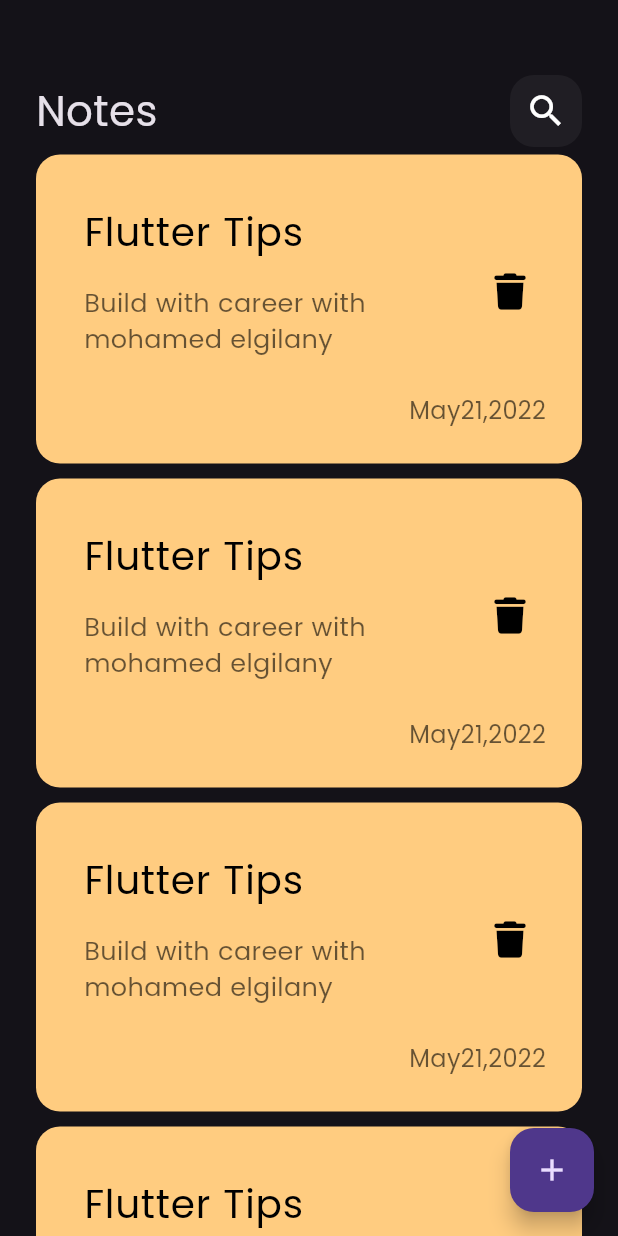
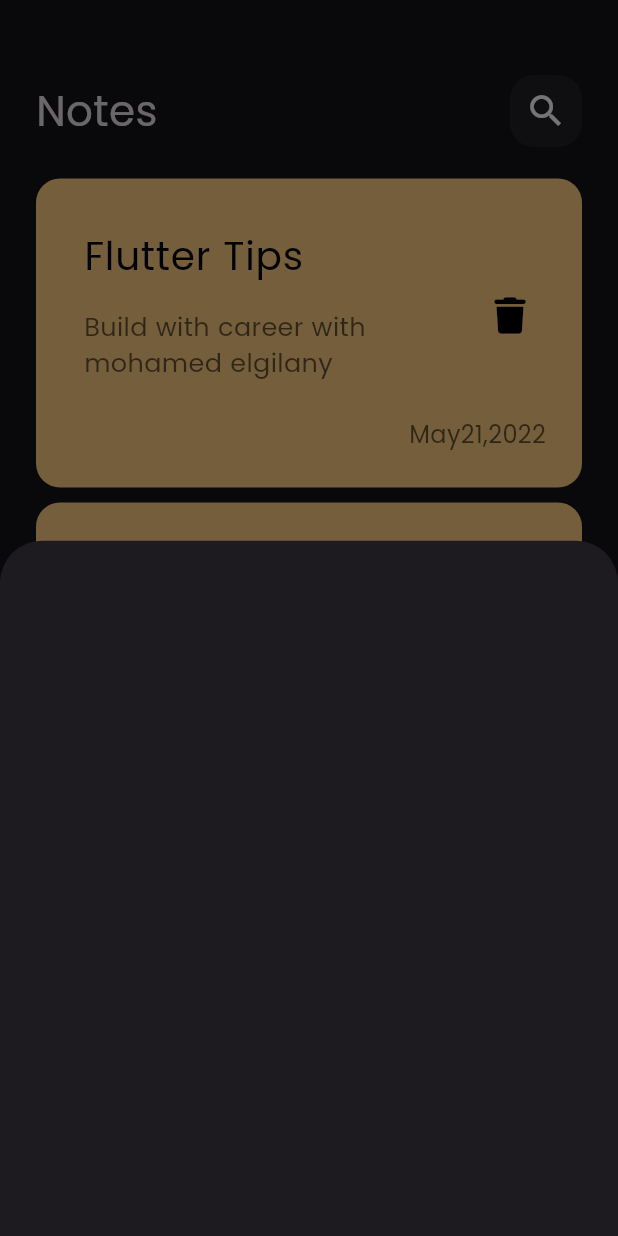
Before and after one commit to mohamedelgilany3/note_app, a Flutter app: the screen it shows after launch, after a tap on the "add" icon, on a phone screen of 412 x 824 dp. Run offline on Flutter 3.47's test engine with Material 3 defaults, Android fonts, the phone set to English and light mode, and no system bars; our stand-ins replace font_awesome_flutter.

Commit message:
show model bottom sheet

```diff
--- a/lib/views/notes_views.dart
+++ b/lib/views/notes_views.dart
@@ -1,4 +1,5 @@
 import 'package:flutter/material.dart';
+import 'package:my_first_note_app/widgets/add_note_bottom_sheet.dart';
 import 'package:my_first_note_app/widgets/notes_view_body.dart';
 
 class NotesView extends StatelessWidget {
@@ -9,8 +10,18 @@
     return Scaffold(
       body: NoteViewBody(),
       floatingActionButton: FloatingActionButton(
-        onPressed: () {},
-        child: Icon(Icons.add),
+        onPressed: () {
+          showModalBottomSheet(
+              context: context,
+              builder: (context) {
+                return AddNoteBottomSheet();
+              });
+        },
+        backgroundColor: Colors.cyan[300],
+        child: Icon(
+          Icons.add,
+          color: Colors.black,
+        ),
       ),
     );
   }
--- /dev/null
+++ b/lib/widgets/add_note_bottom_sheet.dart
@@ -0,0 +1,10 @@
+import 'package:flutter/material.dart';
+
+class AddNoteBottomSheet extends StatelessWidget {
+  const AddNoteBottomSheet({super.key});
+
+  @override
+  Widget build(BuildContext context) {
+    return Container();
+  }
+}
--- a/lib/widgets/notes_list_view.dart
+++ b/lib/widgets/notes_list_view.dart
@@ -6,13 +6,17 @@
 
   @override
   Widget build(BuildContext context) {
-    return ListView.builder(
+    return Padding(
+      padding: const EdgeInsets.symmetric(vertical: 16),
+      child: ListView.builder(
+        padding: EdgeInsets.zero,
         itemBuilder: (context, index) {
           return Padding(
             padding: const EdgeInsets.symmetric(vertical: 5),
             child: NoteItem(),
           );
         },
+      ),
     );
   }
 }
```
Lines whose indentation alone changed are shown as unchanged.
